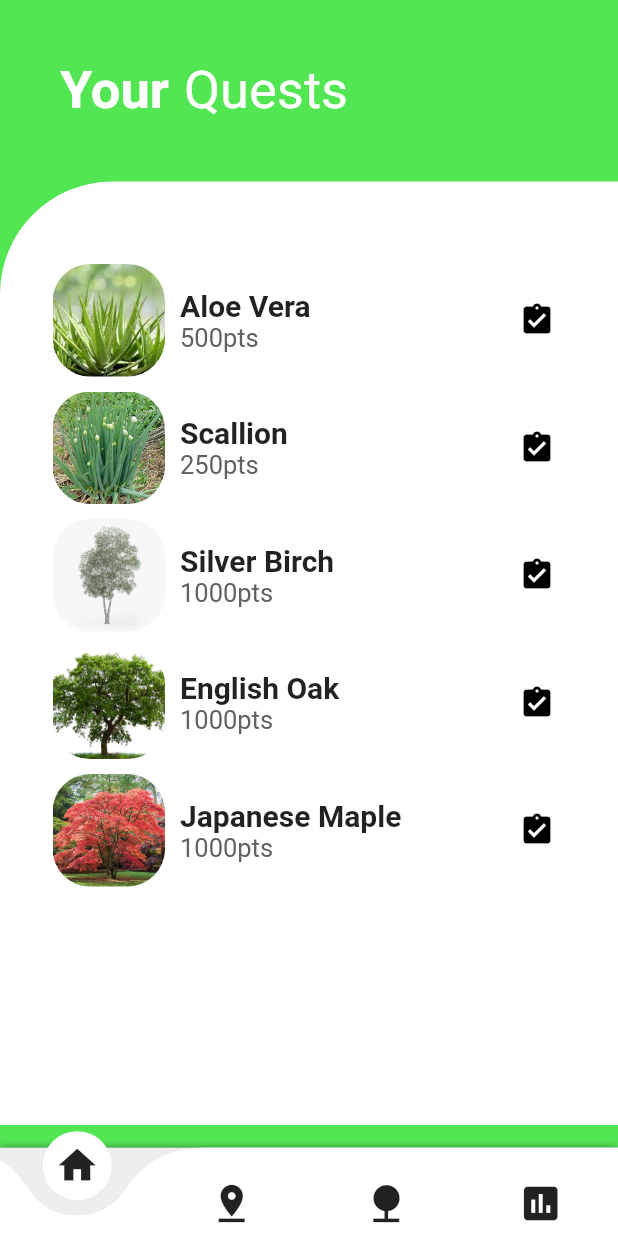
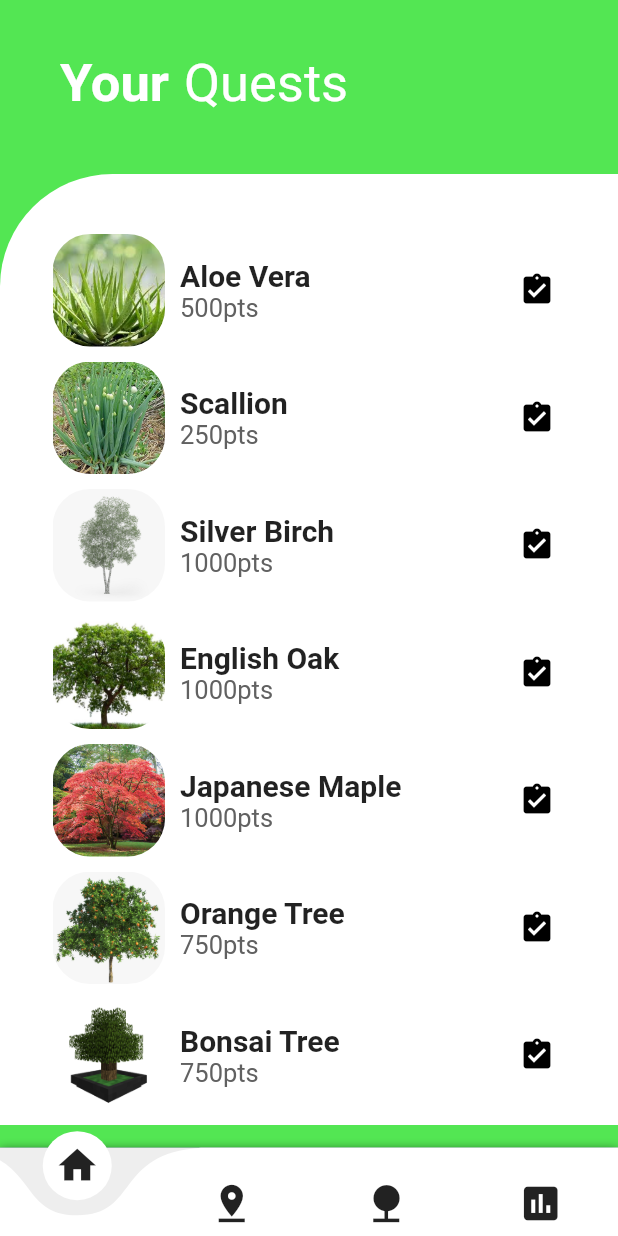
Before and after one commit to VincentDo8439/tree_planting, a Flutter app: the screen it shows after launch, on a phone screen of 412 x 824 dp. Run offline on Flutter 3.47's test engine with Material 2 defaults, Android fonts, the phone set to English and light mode, and no system bars; drawn by our look-alikes of curved_navigation_bar; our stand-ins replace google_maps_flutter, image_picker.

Commit message:
edits to the quest completion

```diff
--- a/lib/widget/quest_completion.dart
+++ b/lib/screens/quest_completion.dart
@@ -2,13 +2,16 @@ import 'dart:async';
 import 'dart:io';
 import 'package:flutter/material.dart';
 import 'package:image_picker/image_picker.dart';
+import 'package:treeplanting/screens/home_page.dart';
+import 'package:treeplanting/screens/quest_screen.dart';
 
 class quest_completion extends StatefulWidget {
   final heroTag;
   final questName;
   final pointValue;
+  final index;
 
-  quest_completion({this.heroTag, this.questName, this.pointValue});
+  quest_completion({this.heroTag, this.questName, this.pointValue, this.index});
 
   @override
   _quest_completionState createState() => _quest_completionState();
@@ -127,6 +130,8 @@ class _quest_completionState extends State<quest_completion> {
                         onTap: () {
                           print('Complete Quest');
                         },
+                        child: GestureDetector(
+                          onTap: () => Navigator.pop(context),
                           child: Container(
                             decoration: BoxDecoration(
                                 borderRadius: BorderRadius.only(
@@ -146,6 +151,7 @@ class _quest_completionState extends State<quest_completion> {
                             width: MediaQuery.of(context).size.width,
                           ),
                         ),
+                      ),
                     )
                   ],
                 ),
--- a/lib/screens/quest_screen.dart
+++ b/lib/screens/quest_screen.dart
@@ -1,5 +1,5 @@
 import 'package:flutter/material.dart';
-import 'package:treeplanting/widget/quest_completion.dart';
+import 'package:treeplanting/screens/quest_completion.dart';
 
 class QuestScreen extends StatefulWidget {
   @override
@@ -7,6 +7,36 @@ class QuestScreen extends StatefulWidget {
 }
 
 class _QuestScreenState extends State<QuestScreen> {
+  List images = [
+    'assets/aloe_vera.jpg',
+    'assets/scallion.jpg',
+    'assets/silver_birch.jpg',
+    'assets/english_oak.jpg',
+    'assets/japanese_maple.jpg',
+    'assets/orange_tree.jpg',
+    'assets/bonsai.png',
+    'assets/sequoioideae.jpg'
+  ];
+  List names = [
+    'Aloe Vera',
+    'Scallion',
+    'Silver Birch',
+    'English Oak',
+    'Japanese Maple',
+    'Orange Tree',
+    'Bonsai Tree',
+    'Sequioideae'
+  ];
+  List points = [
+    '500pts',
+    '250pts',
+    '1000pts',
+    '1000pts',
+    '1000pts',
+    '750pts',
+    '750pts',
+    '1500pts'
+  ];
   @override
   Widget build(BuildContext context) {
     return Scaffold(
@@ -15,7 +45,7 @@ class _QuestScreenState extends State<QuestScreen> {
         children: <Widget>[
           Padding(
             padding: EdgeInsets.only(
-                top: 15.0,
+                top: 10.0,
                 left:
                     10.0), /*
             child: Row(
@@ -67,7 +97,7 @@ class _QuestScreenState extends State<QuestScreen> {
           ),
           SizedBox(height: 40.0),
           Container(
-            height: MediaQuery.of(context).size.height - 195.0,
+            height: MediaQuery.of(context).size.height - 190.0,
             decoration: BoxDecoration(
               color: Colors.white,
               borderRadius: BorderRadius.only(topLeft: Radius.circular(75.0)),
@@ -77,26 +107,19 @@ class _QuestScreenState extends State<QuestScreen> {
               padding: EdgeInsets.only(left: 25.0, right: 20.0),
               children: <Widget>[
                 Container(
-                  height: MediaQuery.of(context).size.height - 195.0,
+                  height: MediaQuery.of(context).size.height - 180.0,
                   child: ListView(
                     children: <Widget>[
                       Padding(
-                        padding: EdgeInsets.only(top: 45.0),
+                        padding: EdgeInsets.only(top: 30.0),
                         child: Container(
-                          height: MediaQuery.of(context).size.height - 195.0,
-                          child: ListView(
-                            children: [
-                              _buildQuestList('assets/aloe_vera.jpg',
-                                  'Aloe Vera', '500pts'),
-                              _buildQuestList(
-                                  'assets/scallion.jpg', 'Scallion', '250pts'),
-                              _buildQuestList('assets/silver_birch.jpg',
-                                  'Silver Birch', '1000pts'),
-                              _buildQuestList('assets/english_oak.jpg',
-                                  'English Oak', '1000pts'),
-                              _buildQuestList('assets/japanese_maple.jpg',
-                                  'Japanese Maple', '1000pts'),
-                            ],
+                          height: MediaQuery.of(context).size.height - 225.0,
+                          child: ListView.builder(
+                            padding: EdgeInsets.only(bottom: 10.0),
+                            itemCount: names.length,
+                            itemBuilder: (BuildContext context, int index) {
+                              return _buildQuestList(index);
+                            },
                           ),
                         ),
                       )
@@ -111,16 +134,24 @@ class _QuestScreenState extends State<QuestScreen> {
     );
   }
 
-  Widget _buildQuestList(String imgPath, String questName, String pointValue) {
+  Widget _buildQuestList(int index) {
     return Padding(
       padding: EdgeInsets.only(left: 10.0, right: 10.0, top: 10.0),
       child: InkWell(
         onTap: () {
           Navigator.of(context).push((MaterialPageRoute(
               builder: (context) => quest_completion(
-                  heroTag: imgPath,
-                  questName: questName,
-                  pointValue: pointValue))));
+                  heroTag: images[index],
+                  questName: names[index],
+                  pointValue: points[index],
+                  index: index))));
+          Future.delayed(const Duration(milliseconds: 200), () {
+            setState(() {
+              images.removeAt(index);
+              names.removeAt(index);
+              points.removeAt(index);
+            });
+          });
         },
         child: Row(
           mainAxisAlignment: MainAxisAlignment.spaceBetween,
@@ -129,11 +160,11 @@ class _QuestScreenState extends State<QuestScreen> {
               child: Row(
                 children: <Widget>[
                   Hero(
-                    tag: imgPath,
+                    tag: images[index],
                     child: ClipRRect(
                       borderRadius: BorderRadius.circular(25.0),
                       child: Image(
-                        image: AssetImage(imgPath),
+                        image: AssetImage(images[index]),
                         fit: BoxFit.cover,
                         height: 75.0,
                         width: 75.0,
@@ -145,14 +176,14 @@ class _QuestScreenState extends State<QuestScreen> {
                     crossAxisAlignment: CrossAxisAlignment.start,
                     children: <Widget>[
                       Text(
-                        questName,
+                        names[index],
                         style: TextStyle(
                           fontSize: 20.0,
                           fontWeight: FontWeight.bold,
                         ),
                       ),
                       Text(
-                        pointValue,
+                        points[index],
                         style:
                             TextStyle(fontSize: 17.0, color: Colors.grey[700]),
                       )
@@ -167,9 +198,9 @@ class _QuestScreenState extends State<QuestScreen> {
               onPressed: () {
                 Navigator.of(context).push((MaterialPageRoute(
                     builder: (context) => quest_completion(
-                        heroTag: imgPath,
-                        questName: questName,
-                        pointValue: pointValue))));
+                        heroTag: images[index],
+                        questName: names[index],
+                        pointValue: points[index]))));
               },
             ),
           ],
```
Also changed, not shown: assets/bonsai.png (added), assets/orange_tree.jpg (added), assets/sequoioideae.jpg (added). Lines whose indentation alone changed are shown as unchanged.
